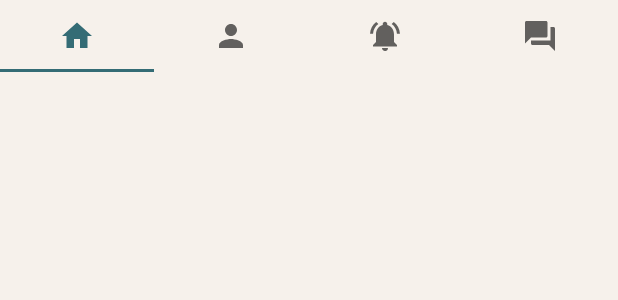
After one commit to GSG-Training/BirdBreeder, an Android app: the layout fragment_main.xml on its own in the app's theme, with its tools: preview values and no code run, on a phone screen of 412 x 824 dp. The commit adds this screen. Shown: the top 300 px of the screen. Run offline under Robolectric (Android 15) with nearby library versions, the phone set to English and light mode, and no system bars.

Commit message:
inner_fragments

```diff
--- a/app/src/main/AndroidManifest.xml
+++ b/app/src/main/AndroidManifest.xml
@@ -9,12 +9,12 @@
         android:roundIcon="@mipmap/ic_launcher_round"
         android:supportsRtl="true"
         android:theme="@style/Theme.BirdBreeder">
-        <activity android:name=".SignUpActivity"></activity>
+        <activity android:name=".SignUpActivity"/>
         <activity android:name=".LogInActivity" />
         <activity android:name=".SplashActivity"/>
 
         <activity android:name=".MainActivity"
-            android:theme="@style/Theme.AppCompat.DayNight.NoActionBar">
+           >
         <intent-filter>
             <action android:name="android.intent.action.MAIN" />
 
--- a/app/src/main/java/com/example/birdbreeder/MainActivity.java
+++ b/app/src/main/java/com/example/birdbreeder/MainActivity.java
@@ -11,7 +11,7 @@ public class MainActivity extends AppCompatActivity {
     protected void onCreate(Bundle savedInstanceState) {
         super.onCreate(savedInstanceState);
         setContentView(R.layout.activity_main);
-        setSupportActionBar(findViewById(R.id.toolbar));
+       setSupportActionBar(findViewById(R.id.toolbar));
 
     }
 }
--- /dev/null
+++ b/app/src/main/res/drawable/ic_baseline_arrow_forward_ios_24.xml
@@ -0,0 +1,5 @@
+<vector android:height="24dp" android:tint="@color/blue_300"
+    android:viewportHeight="24" android:viewportWidth="24"
+    android:width="24dp" xmlns:android="http://schemas.android.com/apk/res/android">
+    <path android:fillColor="@android:color/white" android:pathData="M5.88,4.12L13.76,12l-7.88,7.88L8,22l10,-10L8,2z"/>
+</vector>
--- /dev/null
+++ b/app/src/main/res/drawable/ic_baseline_chat_24.xml
@@ -0,0 +1,5 @@
+<vector android:height="24dp" android:tint="@color/blue_300"
+    android:viewportHeight="24" android:viewportWidth="24"
+    android:width="24dp" xmlns:android="http://schemas.android.com/apk/res/android">
+    <path android:fillColor="@android:color/white" android:pathData="M21,6h-2v9L6,15v2c0,0.55 0.45,1 1,1h11l4,4L22,7c0,-0.55 -0.45,-1 -1,-1zM17,12L17,3c0,-0.55 -0.45,-1 -1,-1L3,2c-0.55,0 -1,0.45 -1,1v14l4,-4h10c0.55,0 1,-0.45 1,-1z"/>
+</vector>
--- /dev/null
+++ b/app/src/main/res/drawable/ic_baseline_home_24.xml
@@ -0,0 +1,5 @@
+<vector android:height="24dp" android:tint="@color/blue_300"
+    android:viewportHeight="24" android:viewportWidth="24"
+    android:width="24dp" xmlns:android="http://schemas.android.com/apk/res/android">
+    <path android:fillColor="@android:color/white" android:pathData="M10,20v-6h4v6h5v-8h3L12,3 2,12h3v8z"/>
+</vector>
--- /dev/null
+++ b/app/src/main/res/drawable/ic_baseline_notifications_active_24.xml
@@ -0,0 +1,5 @@
+<vector android:height="24dp" android:tint="@color/grey_100"
+    android:viewportHeight="24" android:viewportWidth="24"
+    android:width="24dp" xmlns:android="http://schemas.android.com/apk/res/android">
+    <path android:fillColor="@android:color/white" android:pathData="M7.58,4.08L6.15,2.65C3.75,4.48 2.17,7.3 2.03,10.5h2c0.15,-2.65 1.51,-4.97 3.55,-6.42zM19.97,10.5h2c-0.15,-3.2 -1.73,-6.02 -4.12,-7.85l-1.42,1.43c2.02,1.45 3.39,3.77 3.54,6.42zM18,11c0,-3.07 -1.64,-5.64 -4.5,-6.32L13.5,4c0,-0.83 -0.67,-1.5 -1.5,-1.5s-1.5,0.67 -1.5,1.5v0.68C7.63,5.36 6,7.92 6,11v5l-2,2v1h16v-1l-2,-2v-5zM12,22c0.14,0 0.27,-0.01 0.4,-0.04 0.65,-0.14 1.18,-0.58 1.44,-1.18 0.1,-0.24 0.15,-0.5 0.15,-0.78h-4c0.01,1.1 0.9,2 2.01,2z"/>
+</vector>
--- a/app/src/main/res/drawable/ic_baseline_post_add_24.xml
+++ b/app/src/main/res/drawable/ic_baseline_post_add_24.xml
@@ -1,4 +1,4 @@
-<vector android:height="24dp" android:tint="#FFFEFA"
+<vector android:height="24dp" android:tint="@color/grey_100"
     android:viewportHeight="24" android:viewportWidth="24"
     android:width="24dp" xmlns:android="http://schemas.android.com/apk/res/android">
     <path android:fillColor="@android:color/white" android:pathData="M17,19.22H5V7h7V5H5C3.9,5 3,5.9 3,7v12c0,1.1 0.9,2 2,2h12c1.1,0 2,-0.9 2,-2v-7h-2V19.22z"/>
--- /dev/null
+++ b/app/src/main/res/layout/fragment_main.xml
@@ -0,0 +1,50 @@
+<?xml version="1.0" encoding="utf-8"?>
+<RelativeLayout xmlns:android="http://schemas.android.com/apk/res/android"
+    xmlns:tools="http://schemas.android.com/tools"
+    android:layout_width="match_parent"
+    android:layout_height="match_parent"
+    tools:context=".MainFragment">
+
+    <com.google.android.material.tabs.TabLayout
+        android:id="@+id/tabLayout"
+        android:layout_width="match_parent"
+        android:layout_height="wrap_content"
+        android:background="@color/grey_100"
+
+        >
+
+        <com.google.android.material.tabs.TabItem
+            android:id="@+id/home_tab"
+            android:layout_width="wrap_content"
+            android:layout_height="wrap_content"
+            android:icon="@drawable/ic_baseline_home_24"
+
+            />
+
+        <com.google.android.material.tabs.TabItem
+            android:layout_width="wrap_content"
+            android:layout_height="wrap_content"
+            android:icon="@drawable/ic_baseline_person_24" />
+
+        <com.google.android.material.tabs.TabItem
+            android:layout_width="wrap_content"
+            android:layout_height="wrap_content"
+            android:icon="@drawable/ic_baseline_notifications_active_24"/>
+        <com.google.android.material.tabs.TabItem
+            android:layout_width="wrap_content"
+            android:layout_height="wrap_content"
+            android:icon="@drawable/ic_baseline_chat_24" />
+    </com.google.android.material.tabs.TabLayout>
+
+
+    <androidx.viewpager2.widget.ViewPager2
+        android:id="@+id/view_pager"
+        android:layout_width="match_parent"
+        android:layout_height="match_parent"
+        android:layout_below="@id/tabLayout"
+        android:layout_alignParentStart="true"
+        android:layout_alignParentBottom="true"
+        android:background="@color/grey_100" />
+
+
+</RelativeLayout>
--- a/app/src/main/res/layout/fragment_profile.xml
+++ b/app/src/main/res/layout/fragment_profile.xml
@@ -5,10 +5,4 @@
     android:layout_height="match_parent"
     tools:context=".ProfileFragment">
 
-    <!-- TODO: Update blank fragment layout -->
-    <TextView
-        android:layout_width="match_parent"
-        android:layout_height="match_parent"
-        android:text="@string/hello_blank_fragment" />
-
 </FrameLayout>
--- a/app/src/main/res/values/themes.xml
+++ b/app/src/main/res/values/themes.xml
@@ -1,9 +1,9 @@
 <resources xmlns:tools="http://schemas.android.com/tools">
     <!-- Base application theme. -->
-    <style name="Theme.BirdBreeder" parent="Theme.MaterialComponents.DayNight.DarkActionBar">
+    <style name="Theme.BirdBreeder" parent="Theme.MaterialComponents.DayNight.NoActionBar">
         <!-- Primary brand color. -->
         <item name="colorPrimary">@color/blue_300</item>
-        <item name="colorPrimaryVariant">@color/blue_300</item>
+        <item name="colorPrimaryVariant">@color/black</item>
         <item name="colorOnPrimary">@color/grey_100</item>
         <!-- Secondary brand color. -->
         <item name="colorSecondary">@color/blue_100</item>
```
Also changed, not shown: app/src/main/java/com/example/birdbreeder/MainFragment.java (added, +64 -0 lines), app/src/main/res/layout/activity_main.xml (+19 -31 lines), app/src/main/res/layout/fragment_news_feed.xml (+2 -9 lines), app/src/main/res/layout/fragment_notification.xml (+15 -5 lines), app/src/main/res/layout/notification_item.xml (added, +36 -0 lines).
